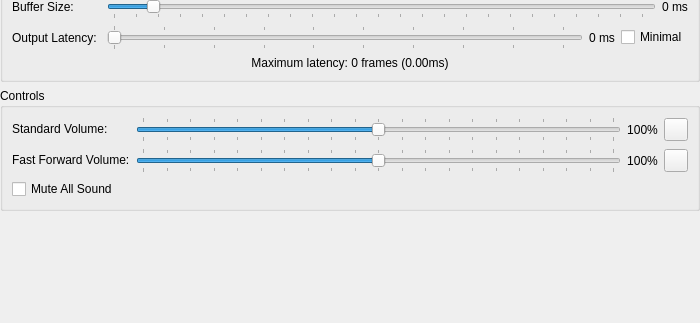
PCSX2/pcsx2, file pcsx2-qt/Settings/AudioSettingsWidget.ui: the form before one commit; both pictures show x 0 to 700 and y 177 to 500 of the 700 by 500 pixel window.
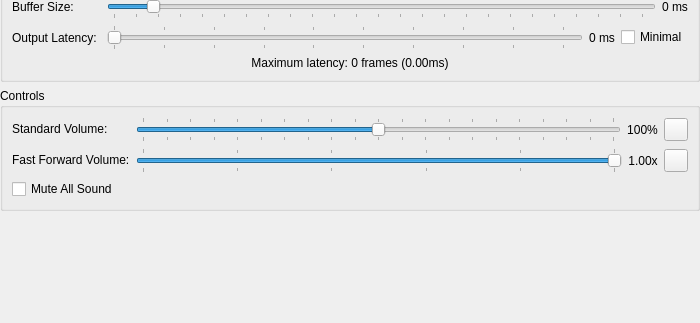
The form after the commit. Icons and pictures are not drawn.

Commit message:
Qt: Fast forward volume multiplier
Replaced the fast forward volume absolute slider with a multiplier slider that is bound to the standard volume, guaranteeing that the fast forward volume is always less than or equal to the standard volume

```diff
--- a/pcsx2-qt/Settings/AudioSettingsWidget.ui
+++ b/pcsx2-qt/Settings/AudioSettingsWidget.ui
@@ -304,10 +304,16 @@
         <item>
          <widget class="QSlider" name="fastForwardVolume">
           <property name="maximum">
-           <number>200</number>
+           <number>5</number>
+          </property>
+          <property name="singleStep">
+           <number>1</number>
+          </property>
+          <property name="pageStep">
+           <number>1</number>
           </property>
           <property name="value">
-           <number>100</number>
+           <number>5</number>
           </property>
           <property name="orientation">
            <enum>Qt::Orientation::Horizontal</enum>
@@ -316,7 +322,7 @@
            <enum>QSlider::TickPosition::TicksBothSides</enum>
           </property>
           <property name="tickInterval">
-           <number>10</number>
+           <number>1</number>
           </property>
          </widget>
         </item>
@@ -329,7 +335,7 @@
            </sizepolicy>
           </property>
           <property name="text">
-           <string>100%</string>
+           <string>1.00x</string>
           </property>
           <property name="alignment">
            <set>Qt::AlignmentFlag::AlignCenter</set>
```
Left out of the diff: 2 changed lines with no effect on the pictures. The commit also changes 2 other files.
